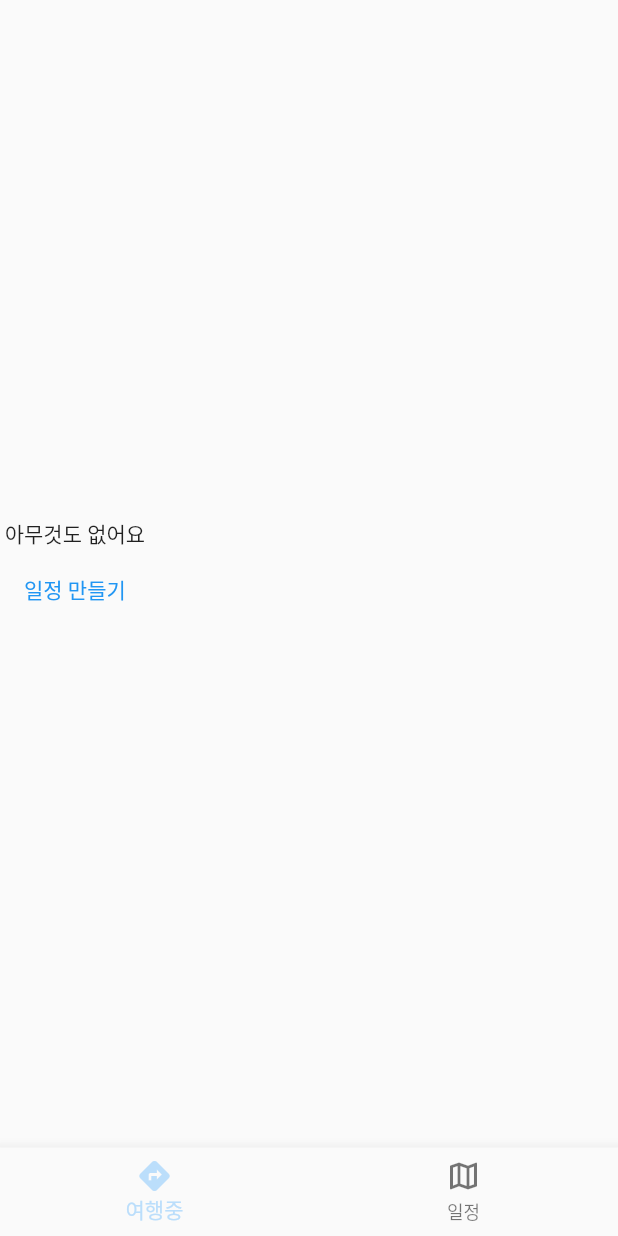
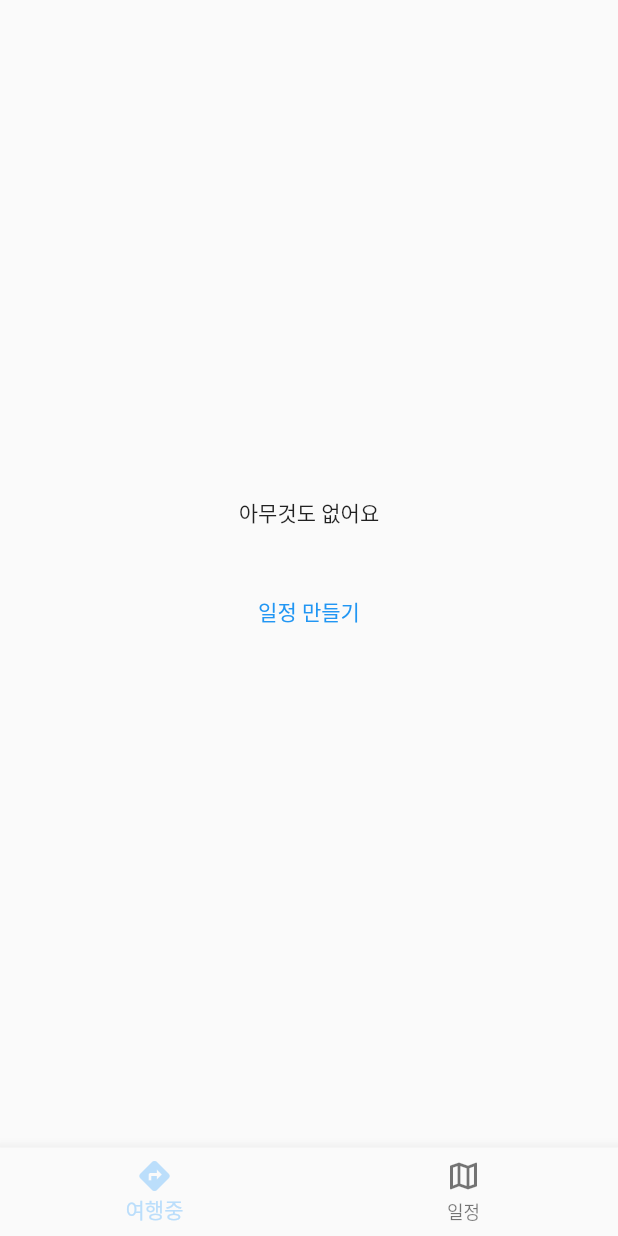
Before and after one commit to SeoulRo/SeoulRo, a Flutter app: the screen it shows after launch, on a phone screen of 412 x 824 dp. Run offline on Flutter 3.47's test engine with Material 2 defaults, Android fonts, the phone set to English and light mode, and no system bars; our stand-ins replace bloc, equatable, flutter_bloc, google_maps_flutter, table_calendar.

Commit message:
feat: add naviagation feature on on trip widget and fix text layout

```diff
--- a/seoul_ro/lib/views/on_trip.dart
+++ b/seoul_ro/lib/views/on_trip.dart
@@ -1,4 +1,5 @@
 import 'package:flutter/material.dart';
+import 'package:seoul_ro/views/ui/screens/calendar_screen.dart';
 
 final itineries = [];
 
@@ -8,14 +9,28 @@ class OnTrip extends StatelessWidget {
   @override
   Widget build(BuildContext context) {
     if (itineries.length == 0) {
-      return Column(mainAxisAlignment: MainAxisAlignment.center, children: [
-        const Text("아무것도 없어요"),
+      return Column(
+          mainAxisAlignment: MainAxisAlignment.center,
+          crossAxisAlignment: CrossAxisAlignment.center,
+          children: [
+            SizedBox(
+              width: double.infinity,
+              height: 50,
+              child: const Text(
+                "아무것도 없어요",
+                textAlign: TextAlign.center,
+              ),
+            ),
             TextButton(
                 style: TextButton.styleFrom(
                     padding: const EdgeInsets.all(16.0),
                     primary: Theme.of(context).primaryColor),
                 onPressed: () {
-              // 캘린더 스크린으로 라우팅
+                  Navigator.of(context).push(MaterialPageRoute(
+                    builder: (context) {
+                      return const CalendarScreen();
+                    },
+                  ));
                 },
                 child: const Text("일정 만들기")),
           ]);
```
Lines whose indentation alone changed are shown as unchanged.
